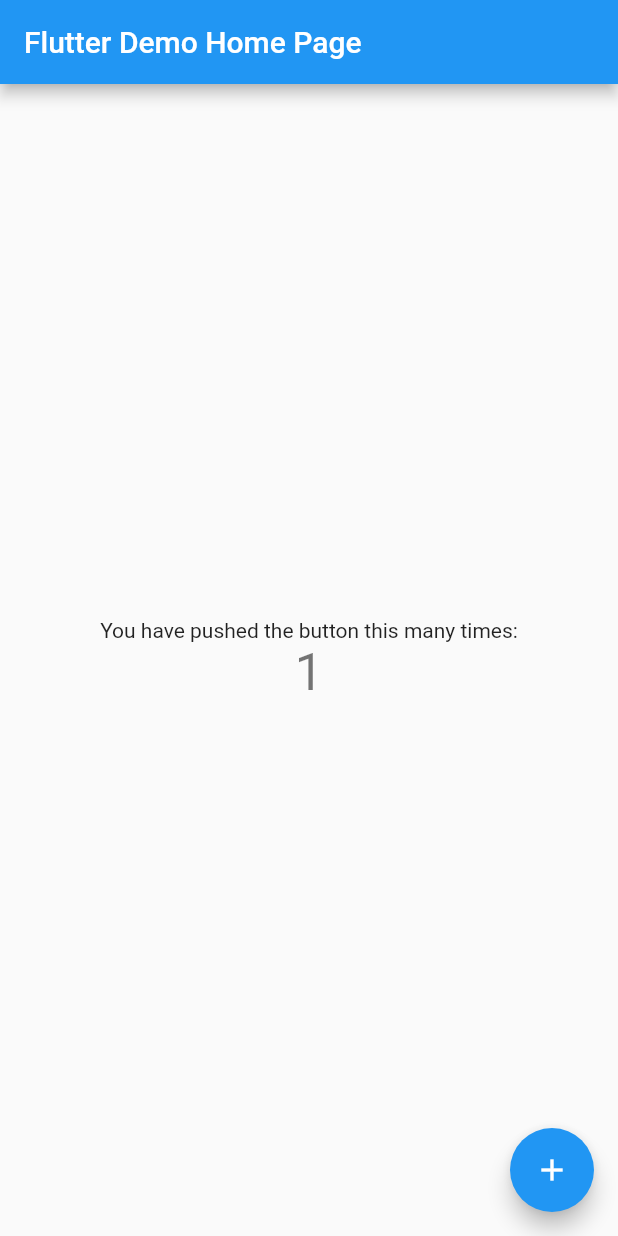
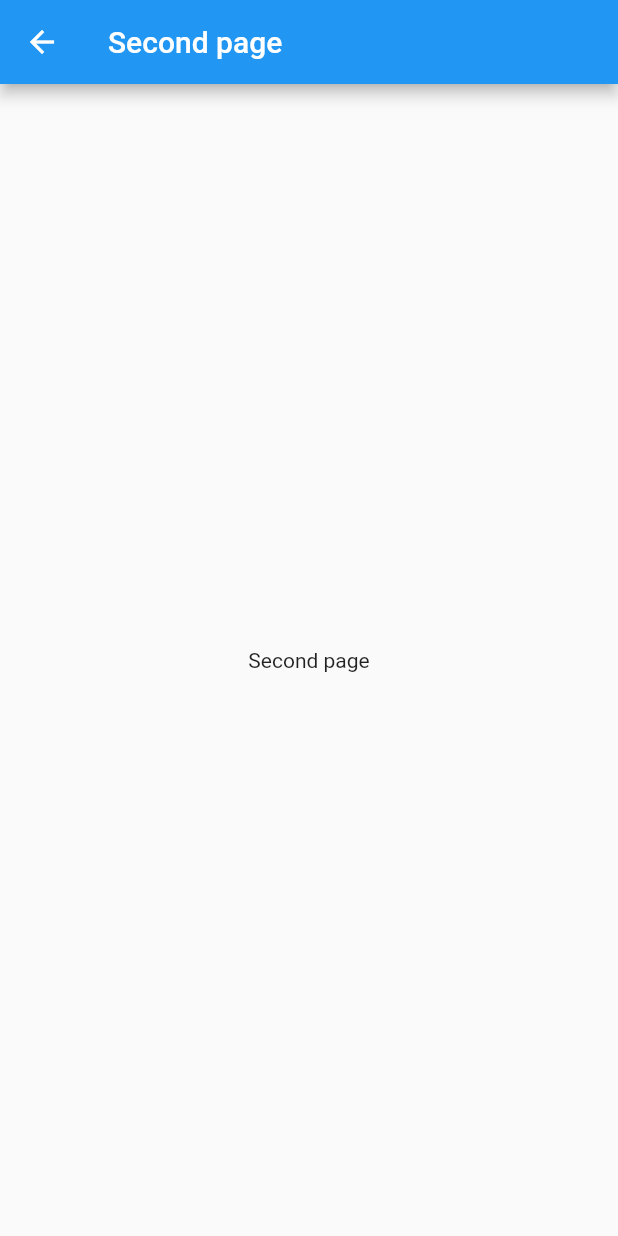
Before and after one commit to andriimaryskevych/lecture-5_navigation, a Flutter app: the MyHomePage screen opened directly, after a tap on the "add" icon, on a phone screen of 412 x 824 dp. Run offline on Flutter 3.47's test engine with Material 2 defaults, Android fonts, the phone set to English and light mode, and no system bars.

Commit message:
Mavigation Lvl1, lvl2, Lvl3

```diff
--- a/lib/main.dart
+++ b/lib/main.dart
@@ -1,4 +1,5 @@
 import 'package:flutter/material.dart';
+import 'package:navigation_app/route_generator.dart';
 
 void main() {
   runApp(MyApp());
@@ -12,54 +13,8 @@ class MyApp extends StatelessWidget {
       theme: ThemeData(
         primarySwatch: Colors.blue,
       ),
-      home: MyHomePage(title: 'Flutter Demo Home Page'),
+      onGenerateRoute: RouteGenerator.onGenerateRoute,
+      onUnknownRoute: RouteGenerator.onUnknownRoute,
     );
   }
 }
-
-class MyHomePage extends StatefulWidget {
-  MyHomePage({Key? key, required this.title}) : super(key: key);
-
-  final String title;
-
-  @override
-  _MyHomePageState createState() => _MyHomePageState();
-}
-
-class _MyHomePageState extends State<MyHomePage> {
-  int _counter = 0;
-
-  void _incrementCounter() {
-    setState(() {
-      _counter++;
-    });
-  }
-
-  @override
-  Widget build(BuildContext context) {
-    return Scaffold(
-      appBar: AppBar(
-        title: Text(widget.title),
-      ),
-      body: Center(
-        child: Column(
-          mainAxisAlignment: MainAxisAlignment.center,
-          children: <Widget>[
-            Text(
-              'You have pushed the button this many times:',
-            ),
-            Text(
-              '$_counter',
-              style: Theme.of(context).textTheme.headline4,
-            ),
-          ],
-        ),
-      ),
-      floatingActionButton: FloatingActionButton(
-        onPressed: _incrementCounter,
-        tooltip: 'Increment',
-        child: Icon(Icons.add),
-      ),
-    );
-  }
-}
--- /dev/null
+++ b/lib/pages/first_page.dart
@@ -0,0 +1,39 @@
+import 'package:flutter/material.dart';
+import 'package:navigation_app/routes.dart';
+
+class MyHomePage extends StatefulWidget {
+  MyHomePage({Key? key, required this.title}) : super(key: key);
+
+  final String title;
+
+  @override
+  _MyHomePageState createState() => _MyHomePageState();
+}
+
+class _MyHomePageState extends State<MyHomePage> {
+  @override
+  Widget build(BuildContext context) {
+    return Scaffold(
+      appBar: AppBar(
+        title: Text(widget.title),
+      ),
+      body: Center(
+        child: Column(
+          mainAxisAlignment: MainAxisAlignment.center,
+          children: <Widget>[
+            Text(
+              'First page',
+            ),
+          ],
+        ),
+      ),
+      floatingActionButton: FloatingActionButton(
+        onPressed: () {
+          Navigator.of(context).pushNamed(secondPage);
+        },
+        tooltip: 'Increment',
+        child: Icon(Icons.add),
+      ),
+    );
+  }
+}
--- /dev/null
+++ b/lib/pages/second_page.dart
@@ -0,0 +1,24 @@
+import 'package:flutter/material.dart';
+
+class SecondPage extends StatelessWidget {
+  SecondPage({Key? key}) : super(key: key);
+
+  @override
+  Widget build(BuildContext context) {
+    return Scaffold(
+      appBar: AppBar(
+        title: Text('Second page'),
+      ),
+      body: Center(
+        child: Column(
+          mainAxisAlignment: MainAxisAlignment.center,
+          children: <Widget>[
+            Text(
+              'Second page',
+            ),
+          ],
+        ),
+      ),
+    );
+  }
+}
--- /dev/null
+++ b/lib/route_generator.dart
@@ -0,0 +1,39 @@
+import 'package:flutter/material.dart';
+import 'package:navigation_app/pages/first_page.dart';
+import 'package:navigation_app/pages/second_page.dart';
+import 'package:navigation_app/routes.dart';
+
+class RouteGenerator {
+  static Route<dynamic>? onGenerateRoute(RouteSettings settings) {
+    final String? name = settings.name;
+
+    if (name == null) {
+      return RouteGenerator.onUnknownRoute(settings);
+    }
+
+    switch (name) {
+      case homePage:
+        return MaterialPageRoute(
+          builder: (_) => MyHomePage(title: 'Home page'),
+        );
+
+      case secondPage:
+        return MaterialPageRoute(
+          builder: (_) => SecondPage(),
+        );
+
+      default:
+        return RouteGenerator.onUnknownRoute(settings);
+    }
+  }
+
+  static Route<dynamic>? onUnknownRoute(RouteSettings settings) {
+    return MaterialPageRoute(builder: (_) {
+      return Scaffold(
+        appBar: AppBar(
+          title: Text('Page not found'),
+        ),
+      );
+    });
+  }
+}
--- /dev/null
+++ b/lib/routes.dart
@@ -0,0 +1,2 @@
+const String homePage = '/';
+const String secondPage = '/second';
```
